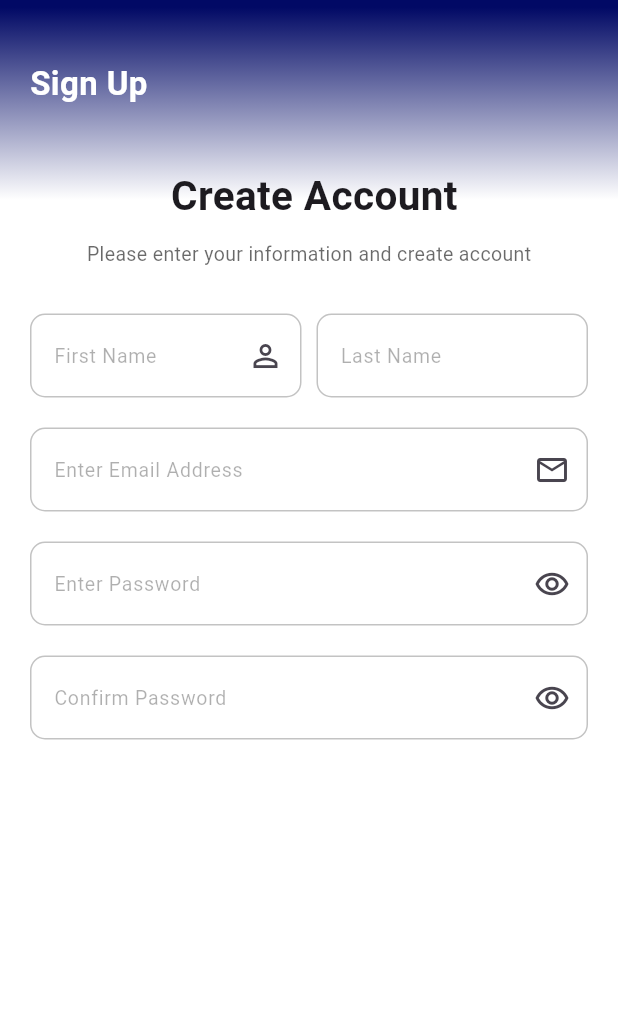
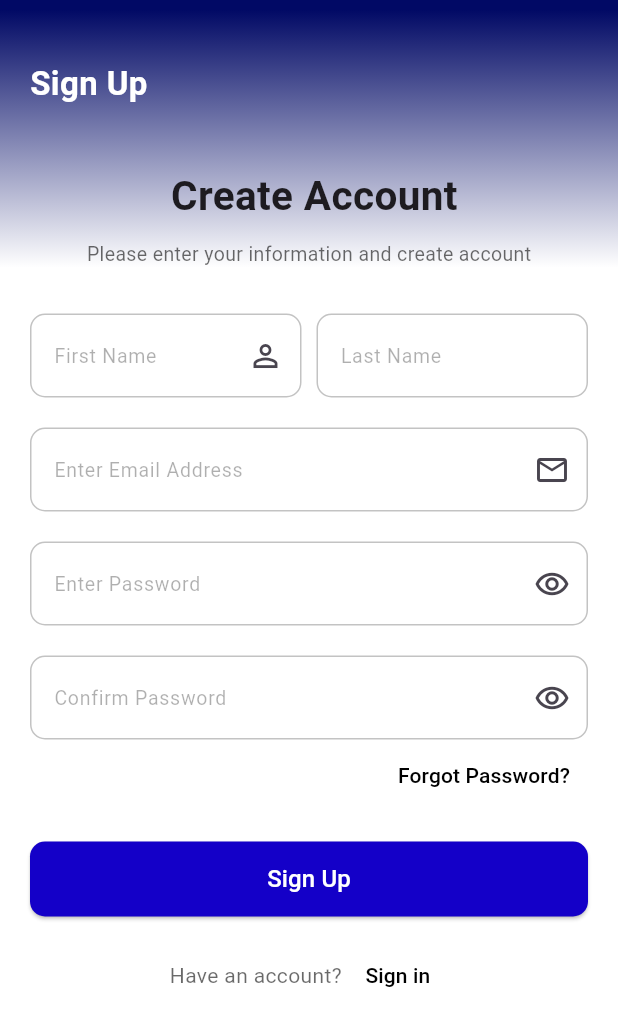
Before and after one commit to Amr-3li/video-call-app, a Flutter app: the SignUpPage screen opened directly, on a phone screen of 412 x 824 dp. Shown: the top 1026 px of the screen. Run offline on Flutter 3.47's test engine with Material 3 defaults, Android fonts, the phone set to English and light mode, and no system bars; our stand-ins replace bloc, cloud_firestore, dartz, device_preview, firebase_auth, firebase_core and 6 more; missing offline and left inert: stream_video, stream_video_flutter; accounts and stored records are empty.

Commit message:
solve the the auth bugs and make it work

```diff
--- a/lib/core/errors/firebase_exeption_handler.dart
+++ b/lib/core/errors/firebase_exeption_handler.dart
@@ -10,7 +10,7 @@ class FirebaseExeptionHandler {
       case 'operation-not-allowed':
         return 'This operation is not allowed';
       case 'weak-password':
-        return 'Password should be at least 6 characters';
+        return 'password must have capital/number/special character';
 
       case 'user-not-found':
         return 'No account found with this email';
--- a/lib/presentation/cubit/auth/auth_cubit.dart
+++ b/lib/presentation/cubit/auth/auth_cubit.dart
@@ -27,7 +27,7 @@ class AuthCubit extends Cubit<AuthState> {
     final result = await authRepo.signUp(email, password, name);
     result.fold(
       (error) {
-        emit(RegisterFailure(error.toString()));
+        emit(RegisterFailure(error));
       },
       (success) {
         emit(RegisterSuccess());
--- a/lib/presentation/views/pages/sign_up_page.dart
+++ b/lib/presentation/views/pages/sign_up_page.dart
@@ -1,11 +1,10 @@
 import 'package:flutter/material.dart';
+import 'package:flutter_bloc/flutter_bloc.dart';
 import 'package:vedio_call/presentation/views/widgets/background_app.dart';
-import 'package:vedio_call/presentation/views/widgets/button_widget.dart';
-import 'package:vedio_call/presentation/views/widgets/input_text_widget.dart';
-import 'package:vedio_call/presentation/views/widgets/row_appbaer.dart';
 import 'package:vedio_call/presentation/views/widgets/sign_up_informaion_screen.dart';
-import 'package:vedio_call/presentation/views/widgets/user_name_data.dart';
 
+import '../../cubit/auth/auth_cubit.dart';
+import '../widgets/sign_up_buttons_action.dart';
 import '../widgets/sign_up_inputs_information.dart';
 
 class SignUpPage extends StatefulWidget {
@@ -22,6 +21,7 @@ class _SignUpPageState extends State<SignUpPage> {
   TextEditingController passwordController = TextEditingController();
   TextEditingController confirmPasswordController = TextEditingController();
   GlobalKey<FormState> formKey = GlobalKey<FormState>();
+
   @override
   Widget build(BuildContext context) {
     return Scaffold(
@@ -30,7 +30,20 @@ class _SignUpPageState extends State<SignUpPage> {
         physics: const BouncingScrollPhysics(),
         child: BackgroundApp(
           child: SingleChildScrollView(
-            child: Column(
+            child: BlocConsumer<AuthCubit, AuthState>(
+              listener: (context, state) {
+                if (state is RegisterSuccess) {
+                  Navigator.pop(context);
+                  ScaffoldMessenger.of(
+                    context,
+                  ).showSnackBar(SnackBar(content: Text("Register Success")));
+                } else if (state is RegisterFailure) {
+                  ScaffoldMessenger.of(
+                    context,
+                  ).showSnackBar(SnackBar(content: Text(state.errorMessage)));
+                }
+              },
+              builder: (context, state) => Column(
                 crossAxisAlignment: CrossAxisAlignment.center,
                 children: [
                   const SignUpInformationScreen(),
@@ -42,8 +55,21 @@ class _SignUpPageState extends State<SignUpPage> {
                     lNameController: lNameController,
                     passwordController: passwordController,
                   ),
-
+                  state is! RegisterLoading
+                      ? SignUpButtonsAction(
+                          formKey: formKey,
+                          name:
+                              "${fNameController.text} ${lNameController.text}",
+                          email: emailController.text,
+                          password: passwordController.text,
+                          confirmPassword: confirmPasswordController.text,
+                        )
+                      : Padding(
+                          padding: const EdgeInsets.only(top: 20.0),
+                          child: Center(child: CircularProgressIndicator()),
+                        ),
                 ],
+              ),
             ),
           ),
         ),
--- a/lib/presentation/views/widgets/sign_up_buttons_action.dart
+++ b/lib/presentation/views/widgets/sign_up_buttons_action.dart
@@ -1,15 +1,28 @@
-
 import 'package:flutter/cupertino.dart';
 import 'package:flutter/material.dart';
+import 'package:flutter_bloc/flutter_bloc.dart';
 
+import '../../cubit/auth/auth_cubit.dart';
 import 'button_widget.dart';
 
 class SignUpButtonsAction extends StatelessWidget {
-  const SignUpButtonsAction({super.key});
+  const SignUpButtonsAction({
+    super.key,
+    required this.formKey,
+    required this.name,
+    required this.email,
+    required this.password,
+    required this.confirmPassword,
+  });
+  final GlobalKey<FormState> formKey;
+  final String name;
+  final String email;
+  final String password;
+  final String confirmPassword;
 
   @override
   Widget build(BuildContext context) {
-    return  Column(
+    return Column(
       children: [
         Align(
           alignment: Alignment.centerRight,
@@ -22,7 +35,19 @@ class SignUpButtonsAction extends StatelessWidget {
           ),
         ),
         const SizedBox(height: 20),
-        ButtonWidget(text: "Sign Up", onPressed: () {}),
+        ButtonWidget(
+          text: "Sign Up",
+          onPressed: () async {
+            if (formKey.currentState!.validate() &&
+                password == confirmPassword) {
+              await context.read<AuthCubit>().signUp(email,password,name);
+            } else {
+              ScaffoldMessenger.of(
+                context,
+              ).showSnackBar(SnackBar(content: Text("Password not match")));
+            }
+          },
+        ),
         const SizedBox(height: 15),
 
         Row(
--- a/lib/presentation/views/widgets/sign_up_inputs_information.dart
+++ b/lib/presentation/views/widgets/sign_up_inputs_information.dart
@@ -30,7 +30,9 @@ class _SignUpInputsInformationState extends State<SignUpInputsInformation> {
   bool isVisible1 = true, isVisible2 = true;
   @override
   Widget build(BuildContext context) {
-    return Column(
+    return Form(
+      key: widget.formKey,
+      child: Column(
         children: [
           const SizedBox(height: 30),
           UserNameData(
@@ -77,6 +79,7 @@ class _SignUpInputsInformationState extends State<SignUpInputsInformation> {
             isPassword: isVisible2,
           ),
         ],
+      ),
     );
   }
 }
--- a/pubspec.yaml
+++ b/pubspec.yaml
@@ -14,8 +14,8 @@ dependencies:
   cupertino_icons: ^1.0.8
   dartz: ^0.10.1
   device_preview: ^1.3.1
-  firebase_auth: ^6.0.1
-  firebase_core: ^4.0.0
+  firebase_auth: ^6.0.2
+  firebase_core: ^4.1.0
   firebase_database: ^12.0.0
   flutter:
     sdk: flutter
@@ -30,7 +30,7 @@ dependencies:
   stream_video_flutter: ^0.10.1
 
 dev_dependencies:
-  flutter_lints: ^5.0.0
+  flutter_lints: ^6.0.0
   flutter_test:
     sdk: flutter
 
```
Also changed, not shown: lib/data/model/user_model.dart (+6 -6 lines), lib/data/repo/auth/auth_repo.dart (+7 -4 lines), lib/data/repo/auth/auth_repo_impl.dart (+10 -7 lines), lib/data/services/auth/auth_services_impl.dart (+13 -13 lines), lib/main.dart (+1 -13 lines), lib/presentation/views/pages/login_page.dart (+5 -3 lines), lib/presentation/views/pages/video_call_home_page.dart (+23 -0 lines), lib/presentation/views/widgets/make_call_container.dart (deleted, +0 -14 lines), firebase.json, lib/firebase_options.dart, pubspec.lock, 2 other files. Lines whose indentation alone changed are shown as unchanged.
